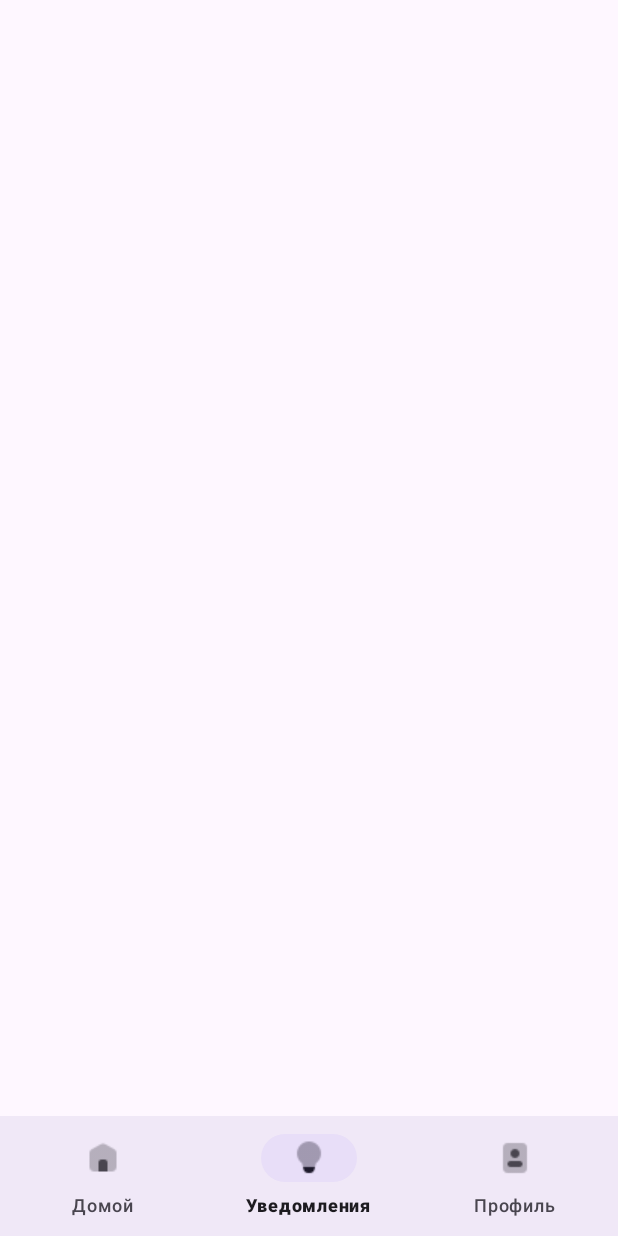
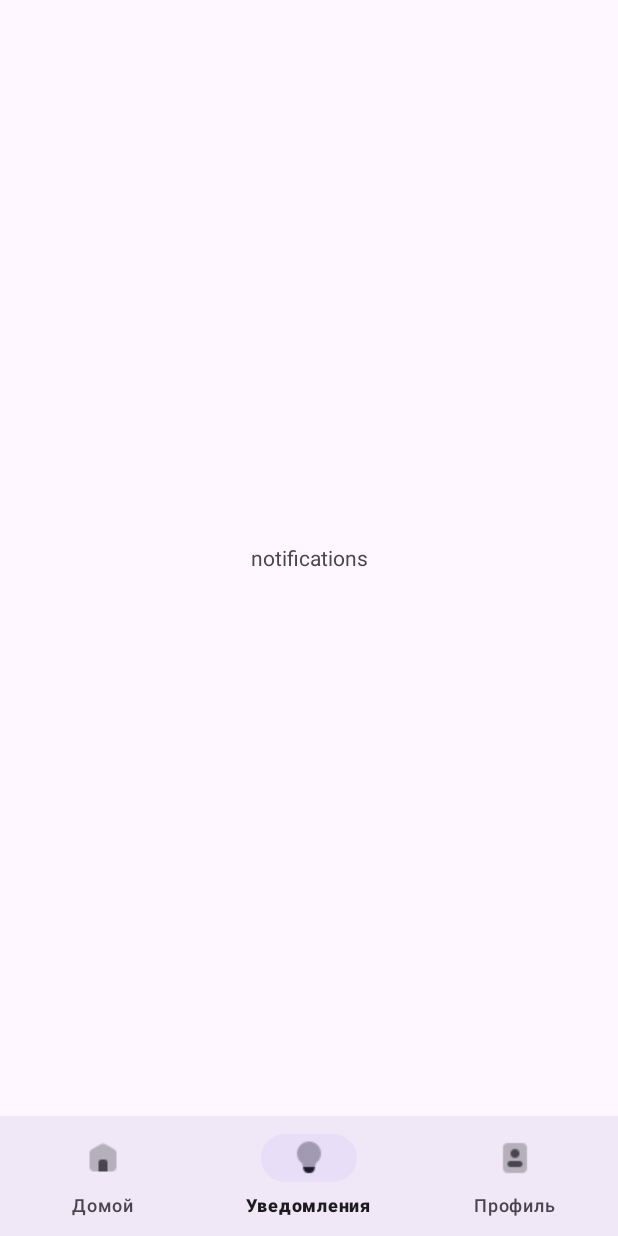
Before and after one commit to Vex1re/CTT, an Android app: the screen it shows after launch (MainActivity), item 2 of the bottom bar chosen, on a phone screen of 412 x 824 dp. Run offline under Robolectric (Android 15) with nearby library versions, the phone set to English and light mode, and no system bars; our stand-ins replace CircleImageView.

Commit message:
Fragments and beginning of database (On Railway + need to download DBeaver!)

```diff
--- a/app/src/main/java/space/krokodilich/ctt/MainActivity.java
+++ b/app/src/main/java/space/krokodilich/ctt/MainActivity.java
@@ -13,6 +13,7 @@ import androidx.fragment.app.FragmentManager;
 import androidx.fragment.app.FragmentTransaction;
 
 public class MainActivity extends AppCompatActivity {
+    private ConnectURL connectURL;
 
     @Override
     protected void onCreate(Bundle savedInstanceState) {
--- a/app/src/main/java/space/krokodilich/ctt/NotificationsFragment.java
+++ b/app/src/main/java/space/krokodilich/ctt/NotificationsFragment.java
@@ -1,6 +1,19 @@
 package space.krokodilich.ctt;
+
+import android.os.Bundle;
+import android.view.LayoutInflater;
+import android.view.View;
+import android.view.ViewGroup;
 
 import androidx.fragment.app.Fragment;
 
-public class NotificationsFragment extends Fragment {
+import java.util.ArrayList;
+
+public class NotificationsFragment extends Fragment{
+
+    @Override
+    public View onCreateView(LayoutInflater inflater,
+                             ViewGroup container, Bundle savedInstanceState) {
+        return inflater.inflate(R.layout.notifications_menu, container, false);
+    }
 }
--- /dev/null
+++ b/app/src/main/res/layout/notifications_menu.xml
@@ -0,0 +1,17 @@
+<?xml version="1.0" encoding="utf-8"?>
+<RelativeLayout xmlns:android="http://schemas.android.com/apk/res/android"
+    xmlns:app="http://schemas.android.com/apk/res-auto"
+    xmlns:tools="http://schemas.android.com/tools"
+    android:id="@+id/home"
+    android:layout_width="match_parent"
+    android:layout_height="match_parent"
+    tools:context=".NotificationsFragment">
+
+    <TextView
+        android:layout_width="match_parent"
+        android:layout_height="match_parent"
+        android:text="notifications"
+        android:gravity="center"
+        />
+
+</RelativeLayout>
--- a/gradle/libs.versions.toml
+++ b/gradle/libs.versions.toml
@@ -7,8 +7,10 @@ appcompat = "1.7.0"
 material = "1.12.0"
 activity = "1.8.0"
 constraintlayout = "2.2.1"
+retrofit = "2.9.0"
 
 [libraries]
+converter-gson = { module = "com.squareup.retrofit2:converter-gson", version.ref = "retrofit" }
 junit = { group = "junit", name = "junit", version.ref = "junit" }
 ext-junit = { group = "androidx.test.ext", name = "junit", version.ref = "junitVersion" }
 espresso-core = { group = "androidx.test.espresso", name = "espresso-core", version.ref = "espressoCore" }
@@ -16,6 +18,7 @@ appcompat = { group = "androidx.appcompat", name = "appcompat", version.ref = "a
 material = { group = "com.google.android.material", name = "material", version.ref = "material" }
 activity = { group = "androidx.activity", name = "activity", version.ref = "activity" }
 constraintlayout = { group = "androidx.constraintlayout", name = "constraintlayout", version.ref = "constraintlayout" }
+retrofit = { module = "com.squareup.retrofit2:retrofit", version.ref = "retrofit" }
 
 [plugins]
 android-application = { id = "com.android.application", version.ref = "agp" }
```
Also changed, not shown: app/build.gradle (+11 -7 lines), app/src/main/java/space/krokodilich/ctt/ConnectURL.java (added, +20 -0 lines), app/src/main/java/space/krokodilich/ctt/HomeFragment.java (+29 -0 lines), app/src/main/java/space/krokodilich/ctt/Post.java (+17 -1 lines), app/src/main/java/space/krokodilich/ctt/ProfileFragment.java (+16 -1 lines), app/src/main/java/space/krokodilich/ctt/RestApi.java (added, +10 -0 lines), app/src/main/java/space/krokodilich/ctt/RetrofitClient.java (added, +15 -0 lines), app/src/main/java/space/krokodilich/ctt/UserAdapter.java (added, +25 -0 lines), app/src/main/res/layout/main_menu.xml (added, +17 -0 lines), app/src/main/res/layout/profile_menu.xml (added, +17 -0 lines).
